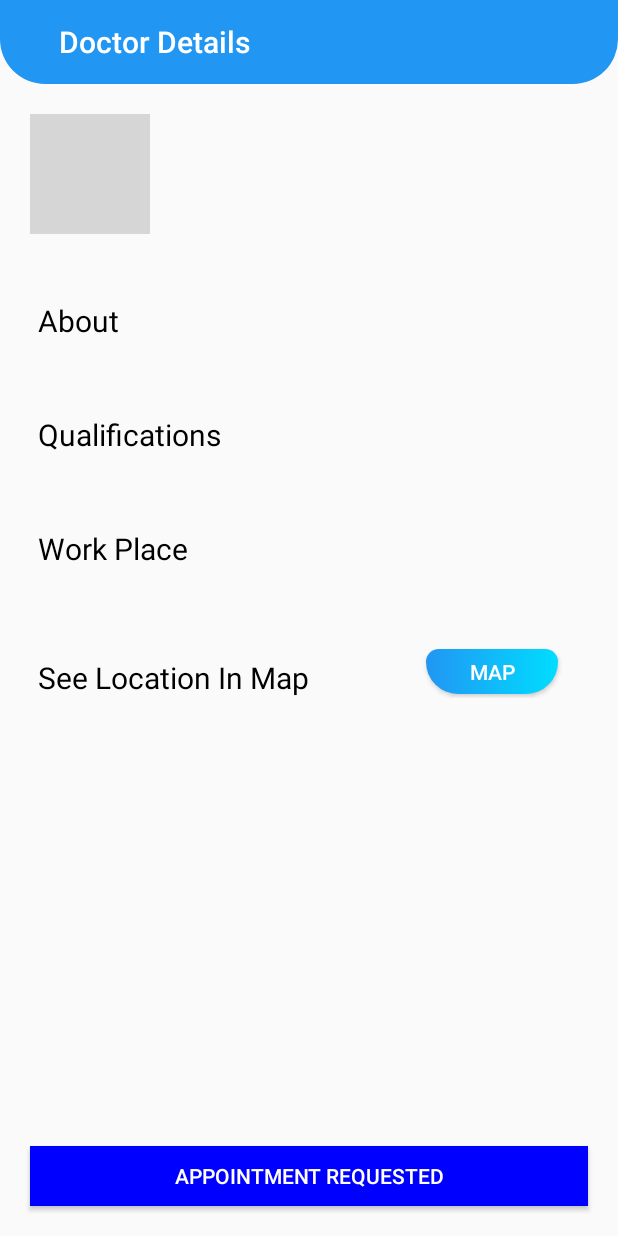
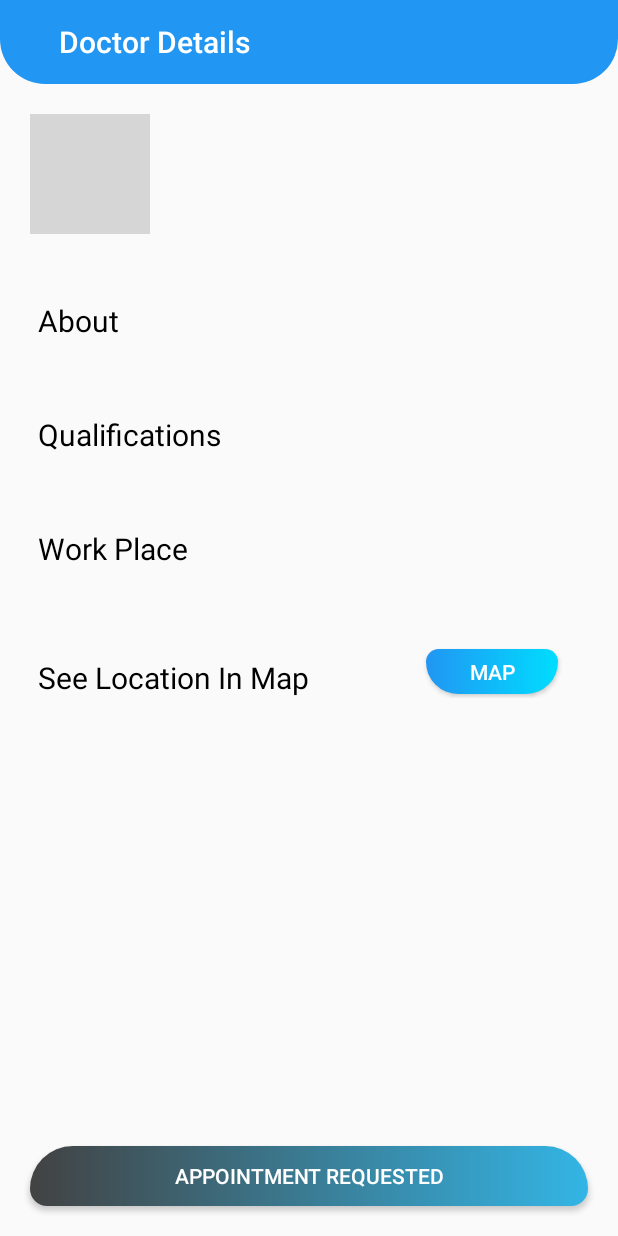
Before and after one commit to srijanbiswas3/DoctorPlus, an Android app: the DoctorDetails screen opened directly, with no data from a screen before it, after a tap on "REQUEST APPOINTMENT", on a phone screen of 412 x 824 dp. Run offline under Robolectric (Android 15) with nearby library versions, the phone set to English and light mode, and no system bars; our stand-ins replace Firebase (no records; nobody signed in at launch, a user with empty details on screens opened directly), Picasso; grey boxes are pictures that could not be loaded.

Commit message:
Appointment Resolved,cancel appointment button added

```diff
--- a/app/src/main/java/com/tesseract/DoctorSaheb/DoctorDetails.java
+++ b/app/src/main/java/com/tesseract/DoctorSaheb/DoctorDetails.java
@@ -29,15 +29,16 @@ import com.squareup.picasso.Picasso;
 public class DoctorDetails extends AppCompatActivity {
     ImageView docimg;
     TextView docname, docemail, doctype, docabout, docqualification, docworkplace;
-    Button map, appointbtn;
+    Button map, appointbtn,cancel;
     DatabaseReference userref, docref,appref;
     Doctors doc, doc2;
     Member member;
     String mobile;
     FirebaseAuth auth;
     String nam;
-    int apno=0;
     Appointment appointment;
+    DataSnapshot ds2;
+
     @Override
     protected void onCreate(Bundle savedInstanceState) {
         super.onCreate(savedInstanceState);
@@ -50,6 +51,7 @@ public class DoctorDetails extends AppCompatActivity {
         docqualification = findViewById(R.id.qualificationtxt);
         docworkplace = findViewById(R.id.workplacetxt);
         map = findViewById(R.id.map);
+        cancel = findViewById(R.id.cancel);
         appointbtn = findViewById(R.id.appointbtn);
         auth = FirebaseAuth.getInstance();
         appointment=new Appointment();
@@ -93,14 +95,21 @@ public class DoctorDetails extends AppCompatActivity {
                     for (DataSnapshot ds : dataSnapshot.getChildren()) {
                         if(ds.child("doctorname").getValue().toString().equals(name) && ds.child("username").getValue().toString().equals(nam))
                         {
-                            appointbtn.setBackgroundColor(Color.BLUE);
+                            ds2=ds;
+
+                            appointbtn.setBackgroundResource(R.drawable.btn_background3);
                             appointbtn.setClickable(false);
                             appointbtn.setText("Appointment Requested");
+                            cancel.setVisibility(View.VISIBLE);
+                        }
+                        else {
+                            appointment.setDoctorname(name);
+                            appointment.setUsername(nam);
+                            appointment.setStatus("Requested");
                         }
                     }
                 }
                 else {
-                    apno = (int) dataSnapshot.getChildrenCount();
                     appointment.setDoctorname(name);
                     appointment.setUsername(nam);
                     appointment.setStatus("Requested");
@@ -118,14 +127,25 @@ public class DoctorDetails extends AppCompatActivity {
         appointbtn.setOnClickListener(new View.OnClickListener() {
             @Override
             public void onClick(View v) {
-                appointbtn.setBackgroundColor(Color.BLUE);
-                appref.child("appointment"+(apno+1)).setValue(appointment);
+                appointbtn.setBackgroundResource(R.drawable.btn_background3);
+                appref.push().setValue(appointment);
                 appointbtn.setClickable(false);
                 appointbtn.setText("Appointment Requested");
 
             }
         });
 
+        cancel.setOnClickListener(new View.OnClickListener() {
+            @Override
+            public void onClick(View v) {
+                ds2.getRef().removeValue();
+                appointbtn.setBackgroundResource(R.drawable.btn_background);
+                appointbtn.setText("REQuEST APPOINTMENT");
+                appointbtn.setClickable(true);
+                cancel.setVisibility(View.GONE);
+            }
+        });
+
 
     }
 }
--- a/app/src/main/java/com/tesseract/DoctorSaheb/VerifyPhoneActivity.java
+++ b/app/src/main/java/com/tesseract/DoctorSaheb/VerifyPhoneActivity.java
@@ -122,6 +122,7 @@ public class VerifyPhoneActivity extends AppCompatActivity {
         @Override
         public void onCodeSent(String s, PhoneAuthProvider.ForceResendingToken forceResendingToken) {
             super.onCodeSent(s, forceResendingToken);
+            Toast.makeText(getApplicationContext(),"OTP Sent",Toast.LENGTH_SHORT).show();
 
             //storing the verification id that is sent to the user
             mVerificationId = s;
@@ -155,9 +156,11 @@ public class VerifyPhoneActivity extends AppCompatActivity {
                             //verification unsuccessful.. display an error message
 
                             String message = "Somthing is wrong, we will fix it soon...";
+                            Toast.makeText(getApplicationContext(),message,Toast.LENGTH_SHORT).show();
 
                             if (task.getException() instanceof FirebaseAuthInvalidCredentialsException) {
                                 message = "Invalid code entered...";
+                                Toast.makeText(getApplicationContext(),message,Toast.LENGTH_SHORT).show();
                             }
 
                         }
--- /dev/null
+++ b/app/src/main/res/drawable/btn_background3.xml
@@ -0,0 +1,11 @@
+<?xml version="1.0" encoding="utf-8"?>
+<shape xmlns:android="http://schemas.android.com/apk/res/android">
+    <corners android:bottomLeftRadius="100dp"
+        android:bottomRightRadius="100dp"
+        android:topLeftRadius="250dp"
+        android:topRightRadius="250dp"/>
+    <gradient android:startColor="@color/cardview_dark_background"
+        android:endColor="@android:color/holo_blue_light"/>
+
+
+</shape>
--- a/app/src/main/res/layout/activity_doctor_details.xml
+++ b/app/src/main/res/layout/activity_doctor_details.xml
@@ -13,6 +13,20 @@
         app:titleTextColor="@android:color/white"
         android:id="@+id/toolbar"
         />
+    <Button
+        android:id="@+id/cancel"
+        android:layout_width="wrap_content"
+        android:visibility="gone"
+        android:layout_height="30dp"
+        android:layout_alignParentEnd="true"
+        android:layout_marginEnd="20dp"
+        android:layout_marginTop="12dp"
+        android:background="@drawable/btn_background2"
+        android:text="Cancel appointment"
+        android:textAllCaps="false"
+        android:paddingLeft="10dp"
+        android:paddingRight="10dp"
+        android:textColor="@android:color/white" />
     <ImageView
         android:layout_width="80dp"
         android:layout_height="80dp"
@@ -77,6 +91,7 @@
             android:layout_height="wrap_content"
             android:text="This displays the details of doctor"
             android:id="@+id/abouttxt"
+            android:background="@color/botsheet"
             android:layout_margin="5dp"
             android:textSize="20dp"
             android:layout_below="@+id/about"
@@ -96,6 +111,7 @@
                 android:layout_height="wrap_content"
                 android:text="This displays the Qualification of doctor"
                 android:id="@+id/qualificationtxt"
+                android:background="@color/botsheet"
                 android:layout_margin="5dp"
                 android:textSize="20dp"
                 android:layout_below="@+id/qualification"
@@ -116,6 +132,7 @@
                 android:text="This displays the Work Place of doctor"
                 android:id="@+id/workplacetxt"
                 android:layout_margin="5dp"
+                android:background="@color/botsheet"
                 android:textSize="20dp"
                 android:layout_below="@+id/workplace"
                 />
--- a/app/src/main/res/layout/bottom_sheet.xml
+++ b/app/src/main/res/layout/bottom_sheet.xml
@@ -74,7 +74,7 @@
         android:layout_height="40dp"
         android:layout_marginLeft="20dp"
         android:layout_marginRight="20dp"
-        android:layout_marginBottom="30dp"
+        android:layout_marginBottom="20dp"
         android:background="@drawable/btn_background"
         android:text="Search"
         android:id="@+id/search"
```
